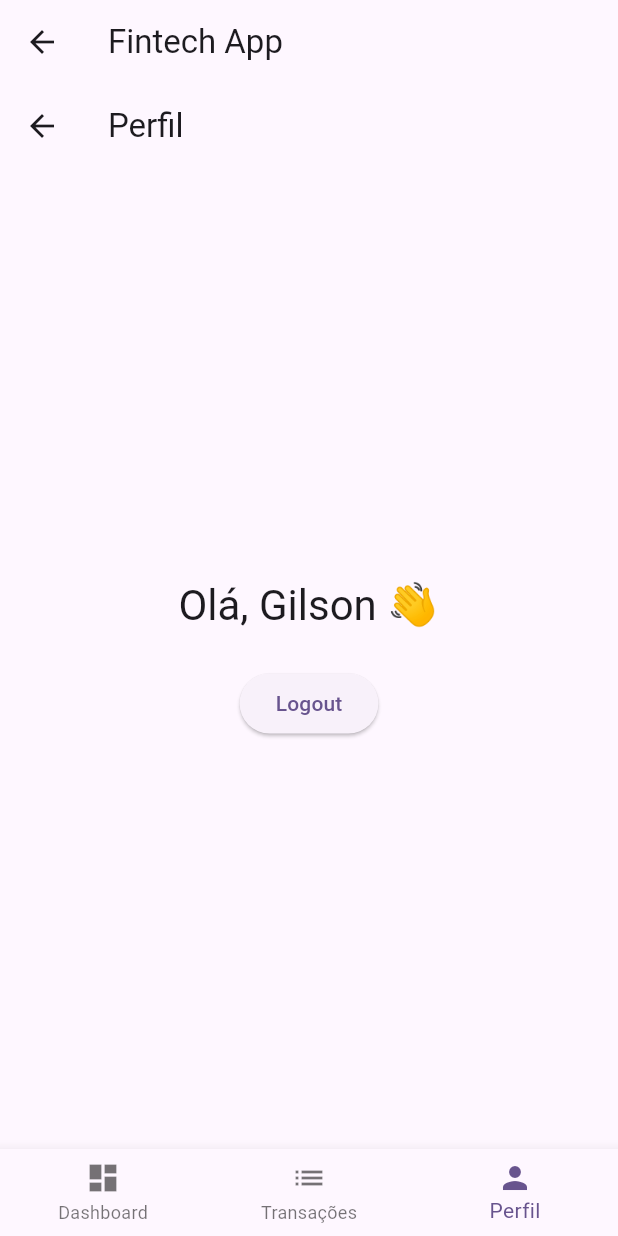
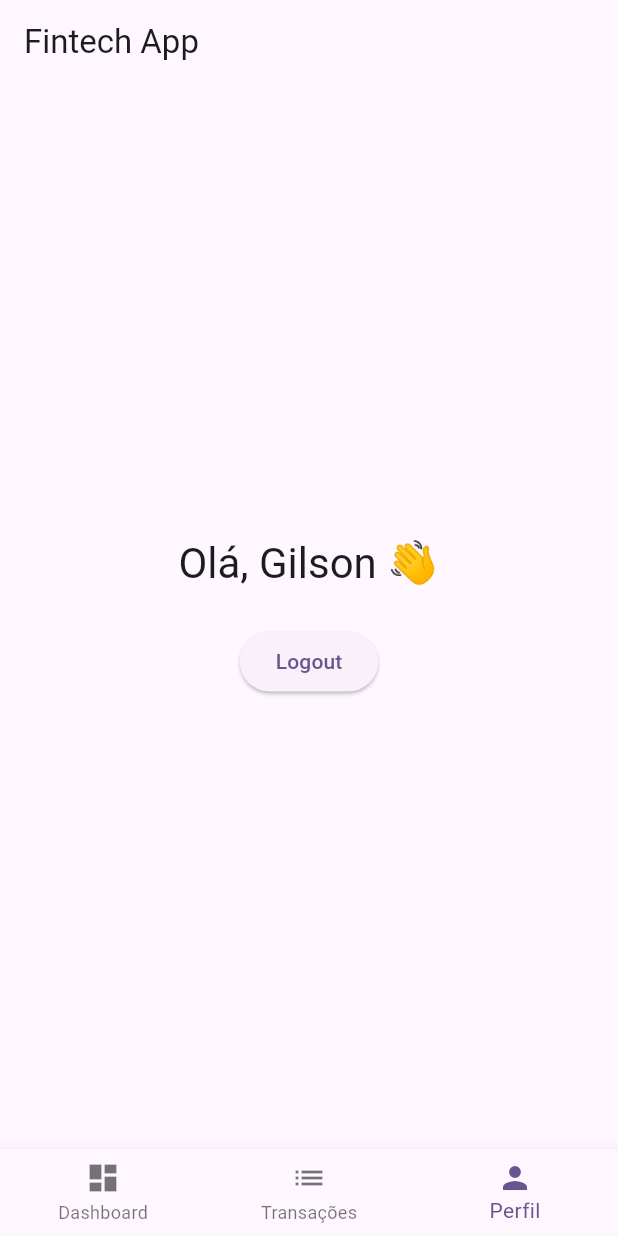
Before and after one commit to gilsonbraggion/flutter_template_app, a Flutter app: the HomePage screen opened by its route, item 3 of the bottom bar chosen, on a phone screen of 412 x 824 dp. Run offline on Flutter 3.47's test engine with Material 3 defaults, Android fonts, the phone set to English and light mode, and no system bars; our stand-ins replace local_auth; network calls fail.

```diff
--- a/lib/presentation/pages/home_page.dart
+++ b/lib/presentation/pages/home_page.dart
@@ -2,7 +2,6 @@ import 'package:flutter/material.dart';
 import 'dashboard_page.dart';
 import 'transactions_page.dart';
 import 'profile_page.dart';
-
 class HomePage extends StatefulWidget {
   const HomePage({super.key});
 
@@ -19,22 +18,21 @@ class _HomePageState extends State<HomePage> {
     ProfilePage(userName: 'Gilson'),
   ];
 
-  void _onItemTapped(int index) {
-    setState(() {
-      _selectedIndex = index;
-    });
-  }
-
   @override
   Widget build(BuildContext context) {
     return Scaffold(
-      appBar: AppBar(title: const Text('Fintech App')),
-
-      body: _pages[_selectedIndex],
-
+      appBar: AppBar(
+        title: const Text('Fintech App'),
+        automaticallyImplyLeading: false, // 👈 REMOVE A SETA
+      ),
+      body: SafeArea(
+        child: _pages[_selectedIndex],
+      ),
       bottomNavigationBar: BottomNavigationBar(
         currentIndex: _selectedIndex,
-        onTap: _onItemTapped,
+        onTap: (index) {
+          setState(() => _selectedIndex = index);
+        },
         items: const [
           BottomNavigationBarItem(
             icon: Icon(Icons.dashboard),
@@ -47,7 +45,7 @@ class _HomePageState extends State<HomePage> {
           BottomNavigationBarItem(
             icon: Icon(Icons.person),
             label: 'Perfil',
-        ),
+          ),
         ],
       ),
     );
--- a/lib/presentation/pages/login_page.dart
+++ b/lib/presentation/pages/login_page.dart
@@ -6,11 +6,13 @@ class LoginPage extends StatelessWidget {
   @override
   Widget build(BuildContext context) {
     return Scaffold(
-      appBar: AppBar(title: const Text('Login')),
+      appBar: AppBar(
+        title: const Text('Login'),
+        automaticallyImplyLeading: false, // 👈 REMOVE A SETA
+      ),
       body: Center(
         child: ElevatedButton(
           onPressed: () {
-            // Simula login com sucesso
             // Login bem-sucedido → vai para biometria
             Navigator.pushReplacementNamed(context, '/biometric');
           },
--- a/lib/presentation/pages/profile_page.dart
+++ b/lib/presentation/pages/profile_page.dart
@@ -1,7 +1,6 @@
 import 'package:flutter/material.dart';
 
 class ProfilePage extends StatelessWidget {
-
   final String userName;
 
   const ProfilePage({
@@ -11,11 +10,7 @@ class ProfilePage extends StatelessWidget {
 
   @override
   Widget build(BuildContext context) {
-    return Scaffold(
-      appBar: AppBar(
-        title: const Text('Perfil'),
-      ),
-      body: Center(
+    return Center(
       child: Column(
         mainAxisSize: MainAxisSize.min,
         children: [
@@ -23,9 +18,7 @@ class ProfilePage extends StatelessWidget {
             'Olá, $userName 👋',
             style: Theme.of(context).textTheme.headlineMedium,
           ),
-
           const SizedBox(height: 24),
-
           ElevatedButton(
             onPressed: () {
               Navigator.pushNamedAndRemoveUntil(
@@ -38,7 +31,6 @@ class ProfilePage extends StatelessWidget {
           ),
         ],
       ),
-      ),
     );
   }
 }
```
Also changed, not shown: lib/main.dart (+1 -43 lines). Lines whose indentation alone changed are shown as unchanged.
